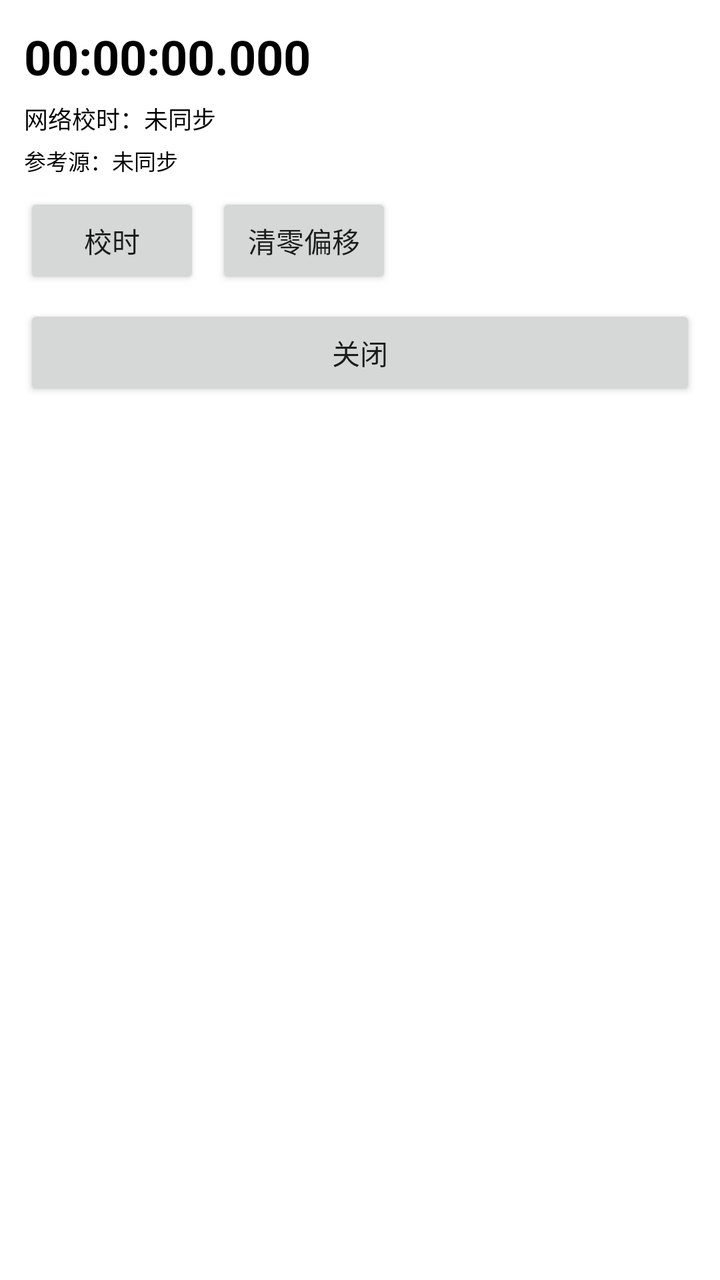
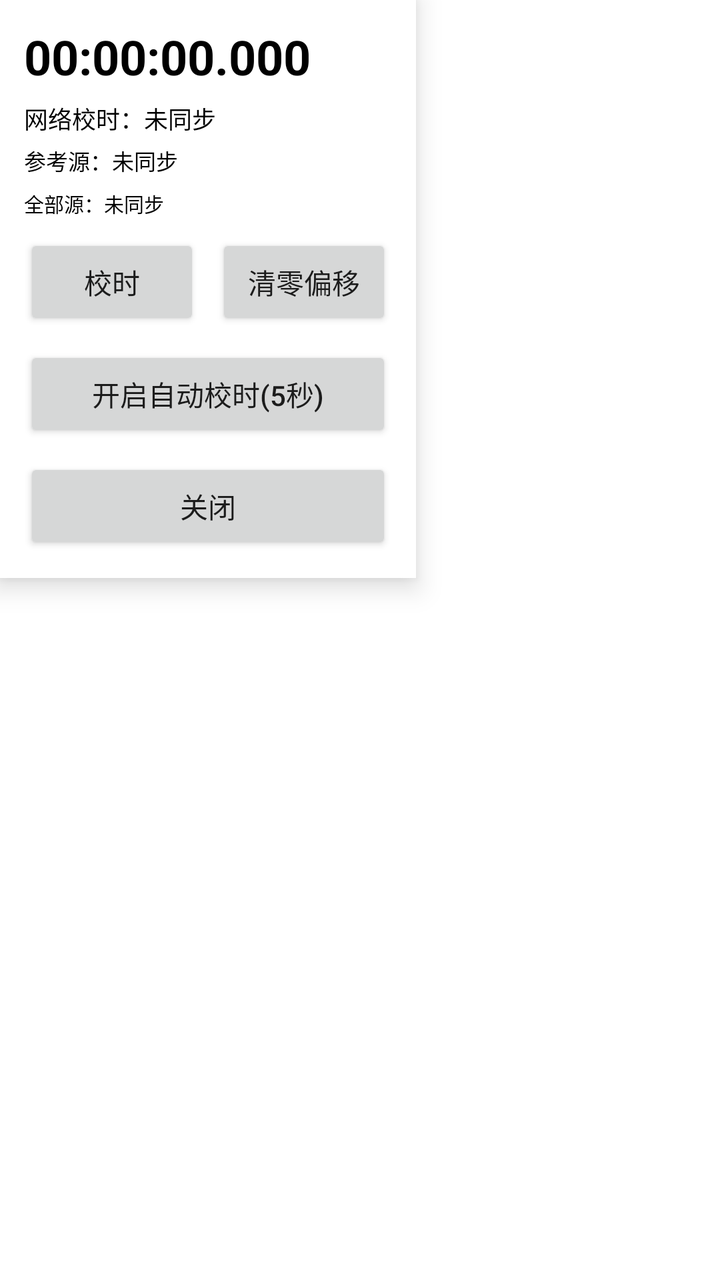

Before-and-after screenshots of an Android layout around one commit, followed by the original layout XML and the change that was made.
<!-- AndroidManifest.xml: application theme Theme.FloatingStopwatch -->
<!-- res/layout/overlay_stopwatch.xml -->
<?xml version="1.0" encoding="utf-8"?>
<LinearLayout xmlns:android="http://schemas.android.com/apk/res/android"
    android:layout_width="wrap_content"
    android:layout_height="wrap_content"
    android:background="@android:color/white"
    android:elevation="8dp"
    android:orientation="vertical"
    android:padding="12dp">

    <TextView
        android:id="@+id/tvTime"
        android:layout_width="wrap_content"
        android:layout_height="wrap_content"
        android:text="00:00:00.000"
        android:textColor="@android:color/black"
        android:textSize="24sp"
        android:textStyle="bold" />

    <TextView
        android:id="@+id/tvSyncStatus"
        android:layout_width="wrap_content"
        android:layout_height="wrap_content"
        android:layout_marginTop="6dp"
        android:text="网络校时：未同步"
        android:textColor="@android:color/black"
        android:textSize="12sp" />

    <TextView
        android:id="@+id/tvSources"
        android:layout_width="wrap_content"
        android:layout_height="wrap_content"
        android:layout_marginTop="4dp"
        android:text="参考源：未同步"
        android:textColor="@android:color/black"
        android:textSize="11sp" />

    <LinearLayout
        android:layout_width="wrap_content"
        android:layout_height="wrap_content"
        android:layout_marginTop="8dp"
        android:orientation="horizontal">

        <Button
            android:id="@+id/btnStartPause"
            android:layout_width="wrap_content"
            android:layout_height="wrap_content"
            android:text="校时" />

        <Button
            android:id="@+id/btnReset"
            android:layout_width="wrap_content"
            android:layout_height="wrap_content"
            android:layout_marginStart="8dp"
            android:text="清零偏移" />
    </LinearLayout>

    <Button
        android:id="@+id/btnClose"
        android:layout_width="match_parent"
        android:layout_height="wrap_content"
        android:layout_marginTop="8dp"
        android:text="关闭" />

</LinearLayout>
<!-- resources referenced by this layout -->
<resources>
  <style name="Theme.FloatingStopwatch" parent="Theme.MaterialComponents.DayNight.NoActionBar">
          <item name="colorPrimary">#6750A4</item>
          <item name="colorPrimaryVariant">#6750A4</item>
          <item name="colorOnPrimary">#FFFFFF</item>
          <item name="android:statusBarColor" tools:targetApi="l">@android:color/transparent</item>
      </style>
</resources>

<!-- the commit's change to res/layout/overlay_stopwatch.xml (unified diff, before → after) -->
@@ -1,64 +1,85 @@
 <?xml version="1.0" encoding="utf-8"?>
-<LinearLayout xmlns:android="http://schemas.android.com/apk/res/android"
+<ScrollView xmlns:android="http://schemas.android.com/apk/res/android"
     android:layout_width="wrap_content"
-    android:layout_height="wrap_content"
-    android:background="@android:color/white"
-    android:elevation="8dp"
-    android:orientation="vertical"
-    android:padding="12dp">
-
-    <TextView
-        android:id="@+id/tvTime"
-        android:layout_width="wrap_content"
-        android:layout_height="wrap_content"
-        android:text="00:00:00.000"
-        android:textColor="@android:color/black"
-        android:textSize="24sp"
-        android:textStyle="bold" />
-
-    <TextView
-        android:id="@+id/tvSyncStatus"
-        android:layout_width="wrap_content"
-        android:layout_height="wrap_content"
-        android:layout_marginTop="6dp"
-        android:text="网络校时：未同步"
-        android:textColor="@android:color/black"
-        android:textSize="12sp" />
-
-    <TextView
-        android:id="@+id/tvSources"
-        android:layout_width="wrap_content"
-        android:layout_height="wrap_content"
-        android:layout_marginTop="4dp"
-        android:text="参考源：未同步"
-        android:textColor="@android:color/black"
-        android:textSize="11sp" />
+    android:layout_height="wrap_content">
 
     <LinearLayout
         android:layout_width="wrap_content"
         android:layout_height="wrap_content"
-        android:layout_marginTop="8dp"
-        android:orientation="horizontal">
+        android:background="@android:color/white"
+        android:elevation="8dp"
+        android:orientation="vertical"
+        android:padding="12dp">
+
+        <TextView
+            android:id="@+id/tvTime"
+            android:layout_width="wrap_content"
+            android:layout_height="wrap_content"
+            android:text="00:00:00.000"
+            android:textColor="@android:color/black"
+            android:textSize="24sp"
+            android:textStyle="bold" />
+
+        <TextView
+            android:id="@+id/tvSyncStatus"
+            android:layout_width="wrap_content"
+            android:layout_height="wrap_content"
+            android:layout_marginTop="6dp"
+            android:text="网络校时：未同步"
+            android:textColor="@android:color/black"
+            android:textSize="12sp" />
+
+        <TextView
+            android:id="@+id/tvSources"
+            android:layout_width="wrap_content"
+            android:layout_height="wrap_content"
+            android:layout_marginTop="4dp"
+            android:text="参考源：未同步"
+            android:textColor="@android:color/black"
+            android:textSize="11sp" />
+
+        <TextView
+            android:id="@+id/tvAllSources"
+            android:layout_width="wrap_content"
+            android:layout_height="wrap_content"
+            android:layout_marginTop="6dp"
+            android:text="全部源：未同步"
+            android:textColor="@android:color/black"
+            android:textSize="10sp" />
+
+        <LinearLayout
+            android:layout_width="wrap_content"
+            android:layout_height="wrap_content"
+            android:layout_marginTop="8dp"
+            android:orientation="horizontal">
+
+            <Button
+                android:id="@+id/btnStartPause"
+                android:layout_width="wrap_content"
+                android:layout_height="wrap_content"
+                android:text="校时" />
+
+            <Button
+                android:id="@+id/btnReset"
+                android:layout_width="wrap_content"
+                android:layout_height="wrap_content"
+                android:layout_marginStart="8dp"
+                android:text="清零偏移" />
+        </LinearLayout>
 
         <Button
-            android:id="@+id/btnStartPause"
-            android:layout_width="wrap_content"
+            android:id="@+id/btnAutoSync"
+            android:layout_width="match_parent"
             android:layout_height="wrap_content"
-            android:text="校时" />
+            android:layout_marginTop="8dp"
+            android:text="开启自动校时(5秒)" />
 
         <Button
-            android:id="@+id/btnReset"
-            android:layout_width="wrap_content"
+            android:id="@+id/btnClose"
+            android:layout_width="match_parent"
             android:layout_height="wrap_content"
-            android:layout_marginStart="8dp"
-            android:text="清零偏移" />
+            android:layout_marginTop="8dp"
+            android:text="关闭" />
+
     </LinearLayout>
-
-    <Button
-        android:id="@+id/btnClose"
-        android:layout_width="match_parent"
-        android:layout_height="wrap_content"
-        android:layout_marginTop="8dp"
-        android:text="关闭" />
-
-</LinearLayout>
+</ScrollView>
